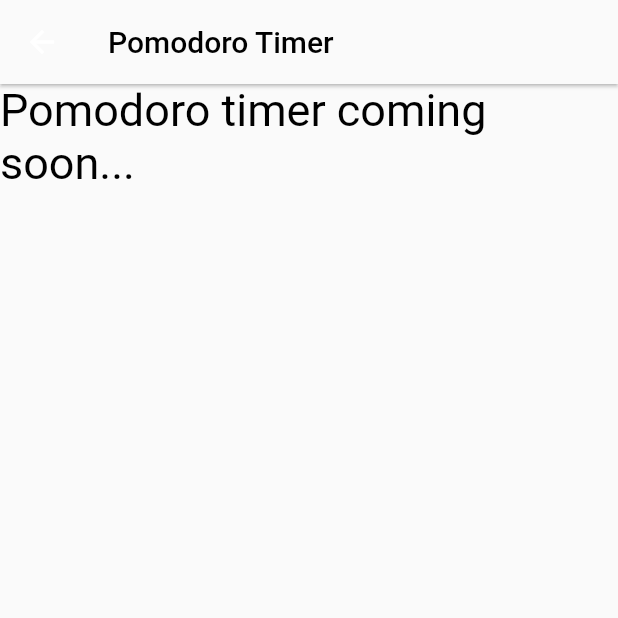
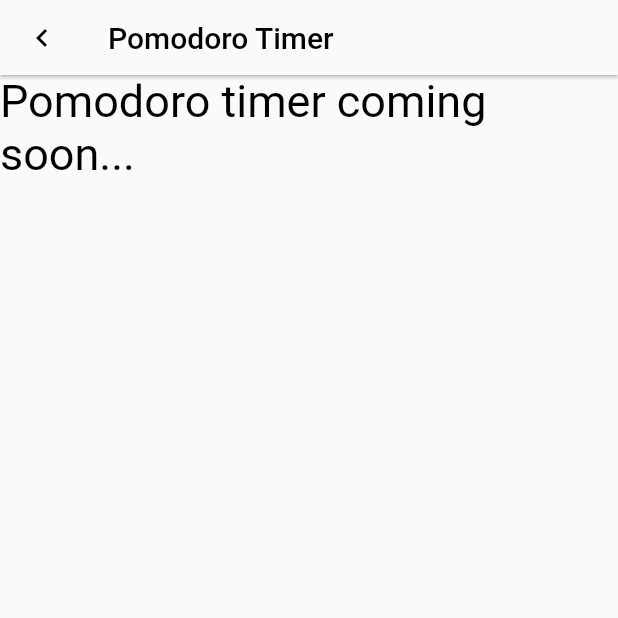
Before and after one commit to ubclaunchpad/virtual-pet, a Flutter app: the screen it shows after launch, item 2 of the bottom bar chosen, on a phone screen of 412 x 824 dp, the top half of it. Run offline on Flutter 3.47's test engine with Material 2 defaults, Android fonts, the phone set to English and light mode, and no system bars; missing offline and left inert: flame.

Commit message:
made app bar a resuable widget

```diff
--- a/front-end/virtual_pet/lib/pages/pomodoro_page.dart
+++ b/front-end/virtual_pet/lib/pages/pomodoro_page.dart
@@ -1,4 +1,5 @@
 import 'package:flutter/material.dart';
+import 'package:virtual_pet/widgets/app_bar.dart';
 
 /// pomodoro page (pomodoro timer)
 class PomodoroPage extends StatefulWidget {
@@ -14,19 +15,10 @@ class PomodoroState extends State<PomodoroPage> {
 
   @override
   Widget build(BuildContext context) {
-    return Scaffold(
-
+    return const Scaffold(
         /// displays the "Pomodoro Timer" message at the top
-        appBar: AppBar(
-          backgroundColor: Theme.of(context).canvasColor,
-          elevation: 1.0,
-          title: const Text(
-            "Pomodoro Timer",
-            style: TextStyle(color: Colors.black),
-          ),
-        ),
-        body:
-        const Text(
+        appBar: CustomAppBar(title: "Pomodoro Timer"),
+        body: Text(
           "Pomodoro timer coming soon...",
           style: TextStyle(
             color: Colors.black,
--- /dev/null
+++ b/front-end/virtual_pet/lib/widgets/app_bar.dart
@@ -0,0 +1,30 @@
+import 'package:flutter/material.dart';
+
+class CustomAppBar extends StatelessWidget with PreferredSizeWidget{
+  const CustomAppBar({
+    super.key,
+    this.title = "",
+    this.preferredSize = const Size.fromHeight(50)
+  });
+
+  @override
+  final Size preferredSize;
+  final String title;
+
+  @override
+  Widget build(BuildContext context) {
+    return AppBar(
+      backgroundColor: Theme.of(context).canvasColor,
+      elevation: 1.0,
+      title: Text(
+        title,
+        style: const TextStyle(color: Colors.black),
+      ),
+      leading: IconButton(
+        icon: const Icon(Icons.chevron_left),
+        onPressed: () => Navigator.pop(context),
+        color: Colors.black,
+      ),
+    );
+  }
+}
```
Also changed, not shown: front-end/virtual_pet/lib/pages/settings_page.dart (+4 -10 lines), front-end/virtual_pet/lib/pages/store_page.dart (+4 -10 lines), front-end/virtual_pet/lib/pages/todolist_page.dart (+2 -9 lines).
